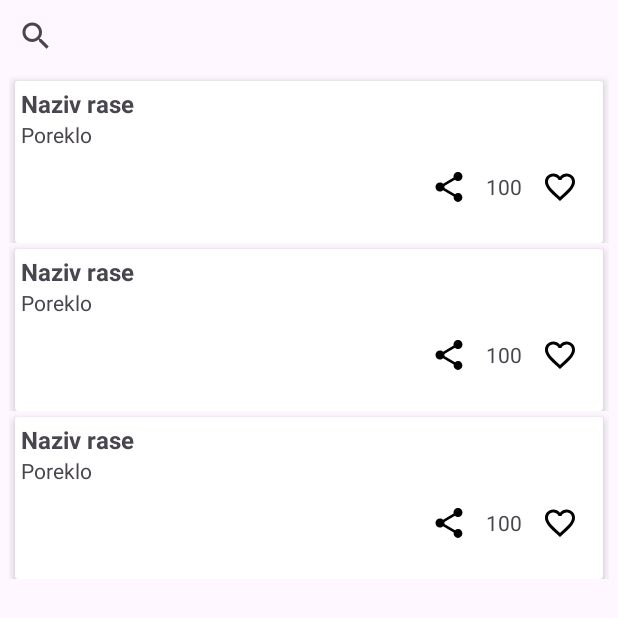
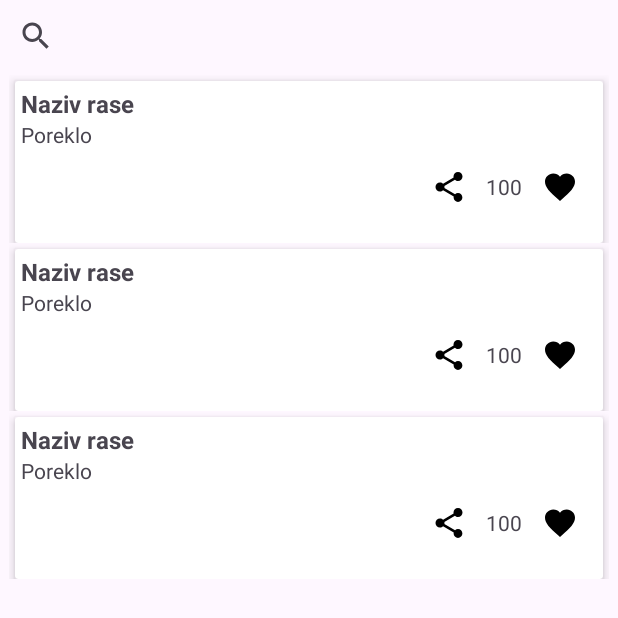
Before and after one commit to nikolalucicc/DogBreedExplorer, an Android app built with Jetpack Compose: the layout fragment_search.xml on its own in the app's theme, with its tools: preview values and no code run, on a phone screen of 412 x 824 dp. Shown: the top 618 px of the screen. Run offline under Robolectric (Android 15) with nearby library versions, the phone set to English and light mode, and no system bars.

Commit message:
Add breed to favourite

```diff
--- a/app/src/main/java/com/dogbreedexplorer/repository/remote/BreedRepository.kt
+++ b/app/src/main/java/com/dogbreedexplorer/repository/remote/BreedRepository.kt
@@ -3,6 +3,7 @@ package com.dogbreedexplorer.repository.remote
 import android.database.Observable
 import com.dogbreedexplorer.network.Api
 import com.dogbreedexplorer.ui.model.Breed
+import com.dogbreedexplorer.utils.model.Favourite
 import com.dogbreedexplorer.utils.model.Vote
 import retrofit2.Call
 import retrofit2.Response
@@ -21,7 +22,7 @@ class BreedRepository(private val api: Api) {
     suspend fun sendVote(vote: Vote): Response<Any>{
         return api.sendVote(vote)
     }
-    suspend fun getVotes(): Response<Any>{
-        return api.getVotes()
+    suspend fun addToFavourite(favourite: Favourite): Response<Any>{
+        return api.addToFavourite(favourite)
     }
 }
--- a/app/src/main/java/com/dogbreedexplorer/ui/breedDetails/BreedDetailsFragment.kt
+++ b/app/src/main/java/com/dogbreedexplorer/ui/breedDetails/BreedDetailsFragment.kt
@@ -114,7 +114,7 @@ class BreedDetailsFragment : Fragment() {
                     is BreedDetailsState.Error -> {
                         Toast.makeText(
                             requireContext(),
-                            "Error getting details: ${state.message}",
+                            "Error getting details of breed: ${state.message}",
                             Toast.LENGTH_LONG
                         ).show()
                     }
--- a/app/src/main/java/com/dogbreedexplorer/ui/breeds/BreedsFragment.kt
+++ b/app/src/main/java/com/dogbreedexplorer/ui/breeds/BreedsFragment.kt
@@ -41,7 +41,7 @@ class BreedsFragment : Fragment() {
             findNavController().navigate(R.id.action_home_fragment_to_search_fragment)
         }
 
-        val buttonLiked = view.findViewById<ImageButton>(R.id.liked)
+        val buttonLiked = view.findViewById<ImageButton>(R.id.favorite)
         buttonLiked.setOnClickListener{
             findNavController().navigate(R.id.action_home_fragment_to_liked_fragment)
         }
--- a/app/src/main/java/com/dogbreedexplorer/ui/search/SearchFragment.kt
+++ b/app/src/main/java/com/dogbreedexplorer/ui/search/SearchFragment.kt
@@ -72,7 +72,7 @@ class SearchFragment : Fragment() {
                         adapter.notifyDataSetChanged()
                     }
                     is SearchState.Error -> {
-                        Toast.makeText(requireContext(), "Error getting list of breeds: ${state.message}", Toast.LENGTH_LONG).show()
+                        Toast.makeText(requireContext(), "Error getting search: ${state.message}", Toast.LENGTH_LONG).show()
                     }
                 }
             }
--- a/app/src/main/java/com/dogbreedexplorer/utils/model/BreedWithVotes.kt
+++ b/app/src/main/java/com/dogbreedexplorer/utils/model/BreedWithVotes.kt
@@ -4,5 +4,6 @@ import com.dogbreedexplorer.ui.model.Breed
 
 class BreedWithVotes (
     val breed: Breed,
-    val votes: List<Vote>
+    val votes: List<Vote>,
+    val isVoted: Boolean
 )
--- /dev/null
+++ b/app/src/main/java/com/dogbreedexplorer/utils/model/Favourite.kt
@@ -0,0 +1,6 @@
+package com.dogbreedexplorer.utils.model
+
+data class Favourite (
+    val image_id: String,
+    val sub_id: String?
+)
--- a/app/src/main/res/layout/card_item.xml
+++ b/app/src/main/res/layout/card_item.xml
@@ -46,11 +46,11 @@
                 android:textSize="14dp" />
 
             <ImageButton
-                android:id="@+id/vote"
+                android:id="@+id/favouriteBtn"
                 android:layout_width="50dp"
                 android:layout_height="50dp"
                 android:layout_gravity="end"
-                android:src="@drawable/baseline_favorite_border_24"
+                android:src="@drawable/baseline_favorite_24"
                 android:background="@color/white"
                 app:layout_constraintEnd_toEndOf="parent"
                 tools:ignore="MissingConstraints"
@@ -63,17 +63,17 @@
                 android:layout_gravity="end"
                 android:src="@drawable/baseline_share_24"
                 android:background="@color/white"
-                app:layout_constraintEnd_toStartOf="@id/tvNumberOfFavorites"
+                app:layout_constraintEnd_toStartOf="@id/tvNumberOfVotes"
                 tools:ignore="MissingConstraints"
                 app:layout_constraintTop_toBottomOf="@id/tvOrigin"/>
 
             <TextView
-                android:id="@+id/tvNumberOfFavorites"
+                android:id="@+id/tvNumberOfVotes"
                 android:layout_width="wrap_content"
                 android:layout_height="30dp"
                 android:gravity="end"
                 android:layout_marginTop="15dp"
-                app:layout_constraintEnd_toStartOf="@id/vote"
+                app:layout_constraintEnd_toStartOf="@id/favouriteBtn"
                 app:layout_constraintTop_toBottomOf="@id/tvOrigin"
                 android:text="100"
                 android:textSize="14dp"/>
--- a/app/src/main/res/layout/fragment_home.xml
+++ b/app/src/main/res/layout/fragment_home.xml
@@ -36,11 +36,11 @@
                 tools:ignore="MissingConstraints"/>
 
             <ImageButton
-                android:id="@+id/liked"
+                android:id="@+id/favorite"
                 android:layout_width="50dp"
                 android:layout_height="50dp"
                 android:layout_gravity="end"
-                android:src="@drawable/baseline_favorite_24"
+                android:src="@drawable/baseline_favorite_border_24"
                 android:background="@null"
                 tools:ignore="MissingConstraints"/>
 
--- a/app/src/main/res/values/colors.xml
+++ b/app/src/main/res/values/colors.xml
@@ -8,4 +8,5 @@
     <color name="black">#FF000000</color>
     <color name="white">#FFFFFFFF</color>
     <color name="light_grey">#D3D3D3</color>
+    <color name="red">#CB4949</color>
 </resources>
```
Also changed, not shown: app/src/main/java/com/dogbreedexplorer/network/Api.kt (+8 -5 lines), app/src/main/java/com/dogbreedexplorer/ui/breeds/BreedsAdapter.kt (+15 -5 lines), app/src/main/java/com/dogbreedexplorer/ui/breeds/MainViewModel.kt (+5 -4 lines).
